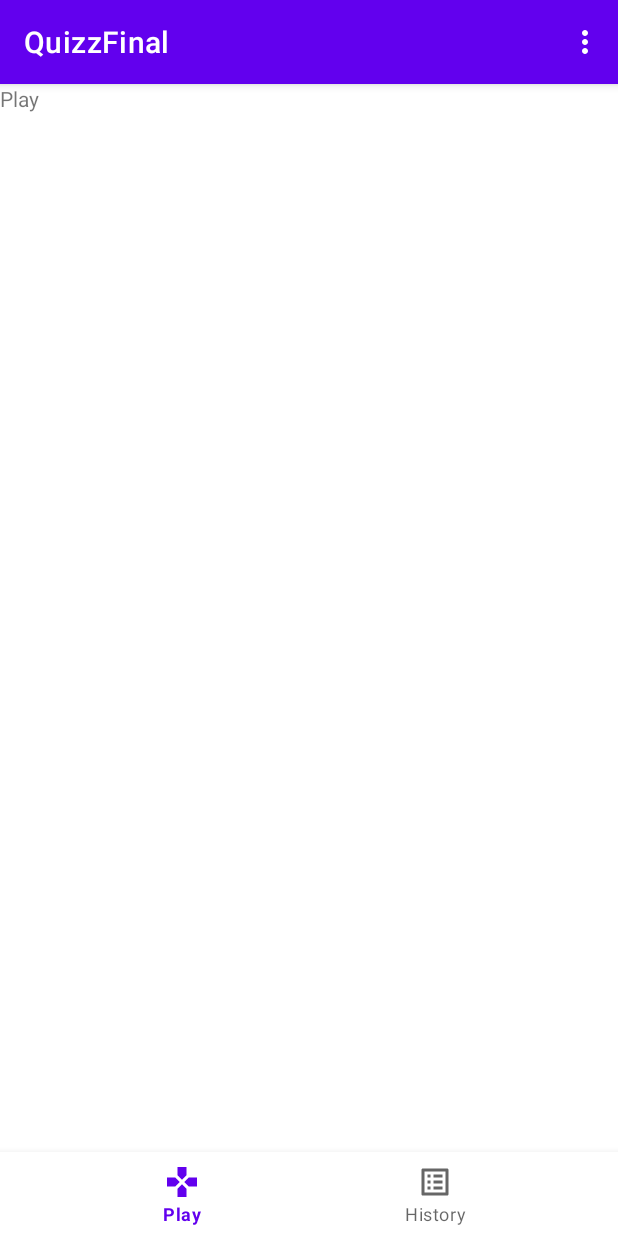
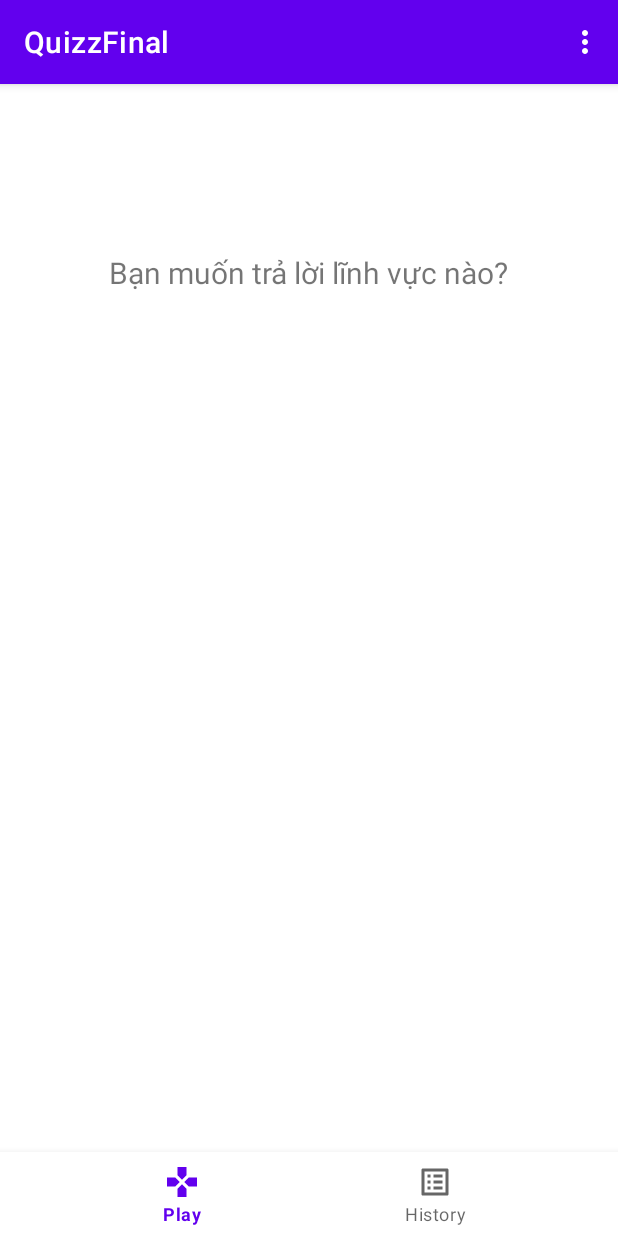
Before and after one commit to minhkli/LapTrinhDiDongFinalQuizz, an Android app: the screen it shows after launch (MainActivity), on a phone screen of 412 x 824 dp. Run offline under Robolectric (Android 15) with nearby library versions, the phone set to English and light mode, and no system bars; our stand-ins replace navigation-ui.

Commit message:
Hai Minh

```diff
--- a/app/src/main/java/com/example/quizzfinal/MainActivity.java
+++ b/app/src/main/java/com/example/quizzfinal/MainActivity.java
@@ -45,12 +45,12 @@ public class MainActivity extends AppCompatActivity {
         //Navigation Component: Navgraph, ContainerView, Controler
         NavController navController = Navigation.findNavController(this, R.id.nav_host_fragment);
         switch (item.getItemId()) {
-            case R.id.toPlayFragment:
+            case R.id.toFeedbackFragment:
                 navController.navigate(R.id.playFragment);
                 return true;
-            case R.id.toHistoryListFragment:
+            case R.id.toInformationGameFragment:
                 //Mo HelpFragment
-                navController.navigate(R.id.historyFragment);
+                navController.navigate(R.id.informationGameFragment);
                 return true;
         }
         return super.onOptionsItemSelected(item);
--- a/app/src/main/res/layout/fragment_quizz.xml
+++ b/app/src/main/res/layout/fragment_information_game.xml
@@ -3,12 +3,13 @@
     xmlns:tools="http://schemas.android.com/tools"
     android:layout_width="match_parent"
     android:layout_height="match_parent"
-    tools:context=".QuizzFragment">
+    android:id="@+id/informationGameFragment"
+    tools:context=".InformationGameFragment">
 
     <!-- TODO: Update blank fragment layout -->
     <TextView
         android:layout_width="match_parent"
         android:layout_height="match_parent"
-        android:text="@string/hello_blank_fragment" />
+        android:text="Nhóm phát triển:" />
 
 </FrameLayout>
--- a/app/src/main/res/layout/fragment_play.xml
+++ b/app/src/main/res/layout/fragment_play.xml
@@ -1,15 +1,35 @@
 <?xml version="1.0" encoding="utf-8"?>
-<FrameLayout xmlns:android="http://schemas.android.com/apk/res/android"
+<androidx.constraintlayout.widget.ConstraintLayout xmlns:android="http://schemas.android.com/apk/res/android"
+    xmlns:app="http://schemas.android.com/apk/res-auto"
     xmlns:tools="http://schemas.android.com/tools"
     android:layout_width="match_parent"
     android:layout_height="match_parent"
     android:id="@+id/playFragment"
     tools:context=".PlayFragment">
 
-    <!-- TODO: Update blank fragment layout -->
+
     <TextView
-        android:layout_width="match_parent"
-        android:layout_height="match_parent"
-        android:text="Play" />
+        android:id="@+id/textView"
+        android:layout_width="wrap_content"
+        android:layout_height="wrap_content"
+        android:layout_marginTop="112dp"
+        android:textSize="20sp"
+        android:text="Bạn muốn trả lời lĩnh vực nào?"
+        app:layout_constraintEnd_toEndOf="parent"
+        app:layout_constraintStart_toStartOf="parent"
+        app:layout_constraintTop_toTopOf="parent" />
 
-</FrameLayout>
+    <androidx.recyclerview.widget.RecyclerView
+        android:id="@+id/recycle_view"
+        android:layout_width="wrap_content"
+        android:layout_height="wrap_content"
+        app:layout_constraintBottom_toBottomOf="parent"
+        app:layout_constraintEnd_toEndOf="parent"
+        app:layout_constraintHorizontal_bias="0.498"
+        app:layout_constraintStart_toStartOf="parent"
+        app:layout_constraintTop_toBottomOf="@+id/textView"
+        app:layout_constraintVertical_bias="0.246"
+        tools:context=".PlatformListFragment">
+
+    </androidx.recyclerview.widget.RecyclerView>
+</androidx.constraintlayout.widget.ConstraintLayout>
--- a/app/src/main/res/menu/taskbar.xml
+++ b/app/src/main/res/menu/taskbar.xml
@@ -3,12 +3,12 @@
     xmlns:app="http://schemas.android.com/apk/res-auto">
 
     <item
-        android:id="@+id/toPlayFragment"
-        android:title="Play"
+        android:id="@+id/toFeedbackFragment"
+        android:title="Góp ý"
         app:showAsAction="never"/>
 
     <item
-        android:id="@+id/toHistoryListFragment"
-        android:title="History"
+        android:id="@+id/toInformationGameFragment"
+        android:title="Thông tin trò chơi"
         app:showAsAction="never"/>
 </menu>
--- a/app/src/main/res/navigation/nav_graph.xml
+++ b/app/src/main/res/navigation/nav_graph.xml
@@ -14,4 +14,9 @@
         android:name="com.example.quizzfinal.HistoryFragment"
         android:label="fragment_history"
         tools:layout="@layout/fragment_history" />
+    <fragment
+        android:id="@+id/informationGameFragment"
+        android:name="com.example.quizzfinal.InformationGameFragment"
+        android:label="fragment_information_game"
+        tools:layout="@layout/fragment_information_game" />
 </navigation>
--- /dev/null
+++ b/app/src/main/res/values/dimens.xml
@@ -0,0 +1,4 @@
+<?xml version="1.0" encoding="utf-8"?>
+<resources>
+    <dimen name="text_margin">16dp</dimen>
+</resources>
```
Also changed, not shown: app/build.gradle (+11 -4 lines), app/src/main/java/com/example/quizzfinal/InformationGameFragment.java (renamed from app/src/main/java/com/example/quizzfinal/QuizzFragment.java, +7 -7 lines), app/src/main/java/com/example/quizzfinal/ListQuizz.java (added, +22 -0 lines), app/src/main/res/layout/card_view.xml (added, +43 -0 lines).
